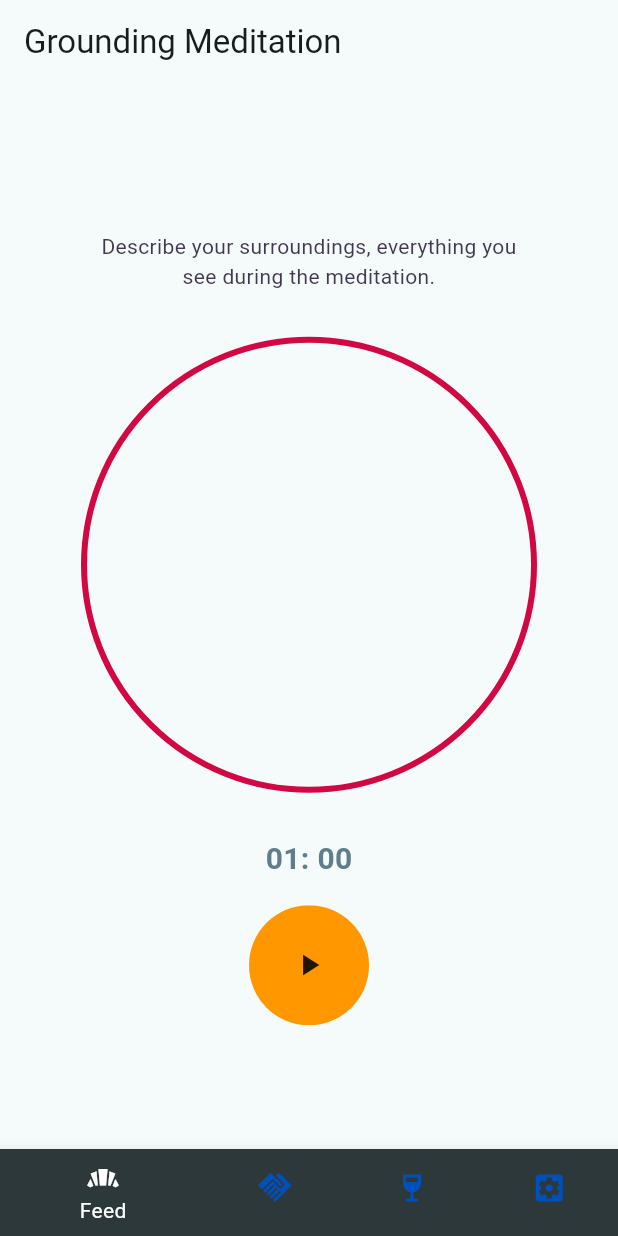
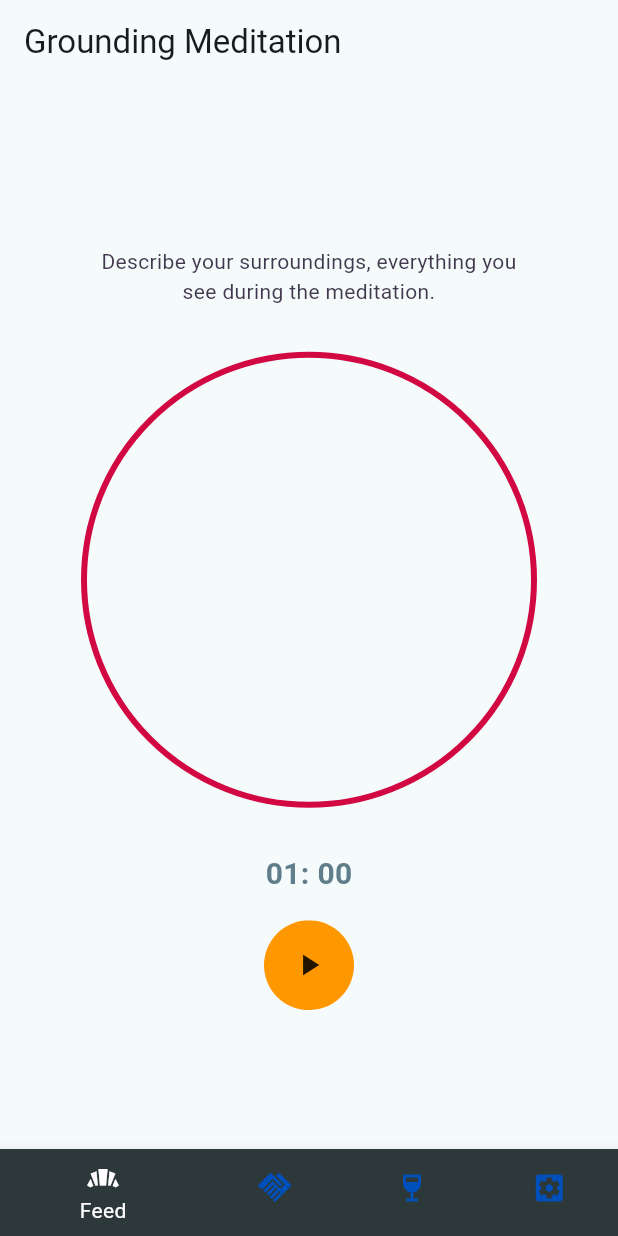
Before and after one commit to valerianaGit/3ThingsGame, a Flutter app: the screen it shows after launch, on a phone screen of 412 x 824 dp. Run offline on Flutter 3.47's test engine with Material 3 defaults, Android fonts, the phone set to English and light mode, and no system bars; our stand-ins replace audioplayers, drift, firebase_core, go_router, google_mobile_ads, in_app_purchase and 1 more; missing offline and left inert: games_services; accounts and stored records are empty; generated files the repository leaves out were written again.

Commit message:
UPDATED size of breath button

```diff
--- a/samples/game_template/lib/widgets/timer_clock.dart
+++ b/samples/game_template/lib/widgets/timer_clock.dart
@@ -120,7 +120,7 @@ SizedBox(
                   color: Colors.orange, // button color
                   child: InkWell(
                     splashColor: Colors.yellow, // inkwell color
-                    child: SizedBox(width: 80.0, height: 80.0, child: getIcon),
+                    child: SizedBox(width: 60.0, height: 60.0, child: getIcon),
                     onTap: () {
                       startTimeout();
                     },
```
